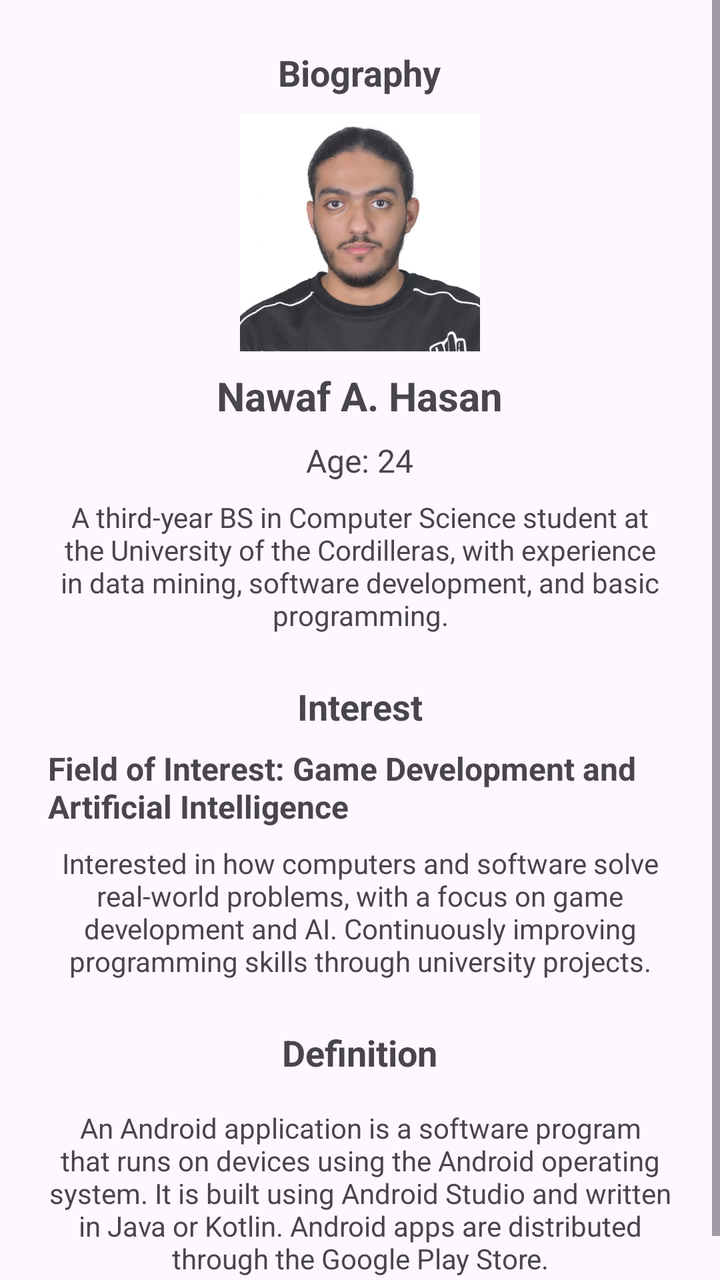
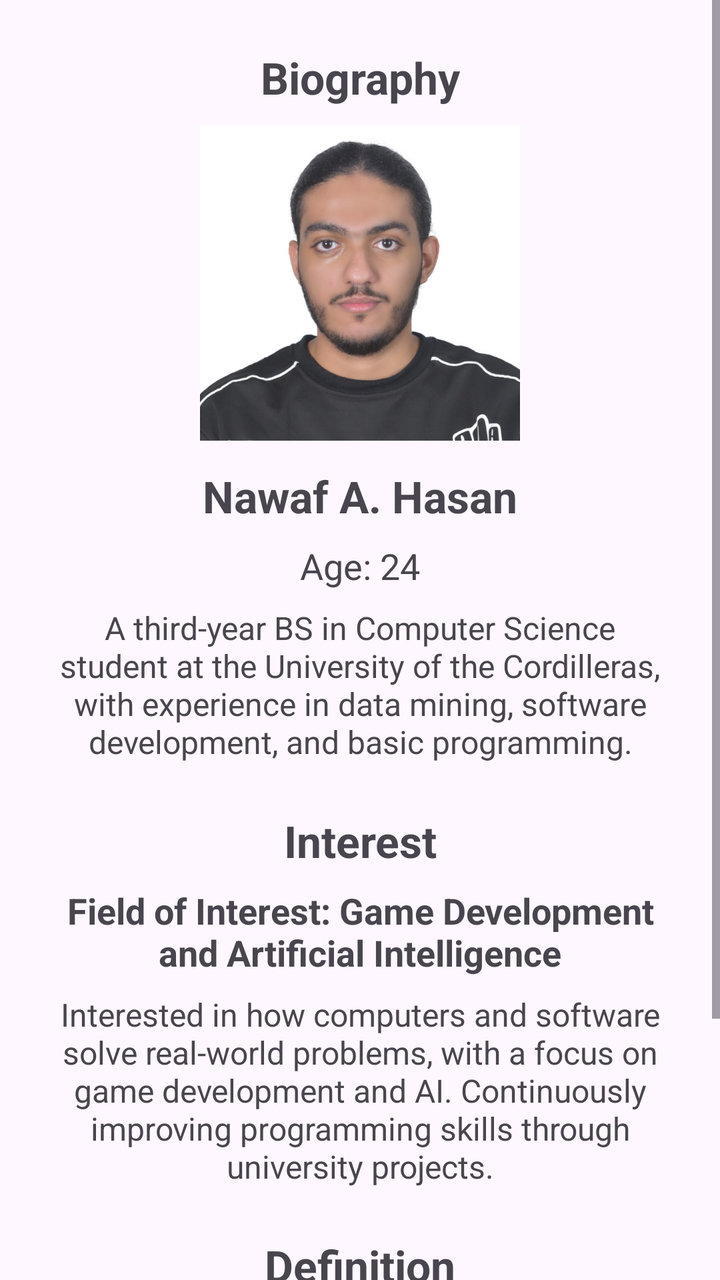

Before-and-after screenshots of an Android layout around one commit, followed by the original layout XML and the change that was made.
<!-- AndroidManifest.xml: application theme Theme.AndroidStudioActivity -->
<!-- res/layout/member_nawaf.xml -->
<?xml version="1.0" encoding="utf-8"?>
<ScrollView xmlns:android="http://schemas.android.com/apk/res/android"
    android:layout_width="match_parent"
    android:layout_height="match_parent">

    <LinearLayout
        android:layout_width="match_parent"
        android:layout_height="wrap_content"
        android:orientation="vertical"
        android:gravity="center"
        android:padding="24dp">

        <TextView
            android:layout_width="wrap_content"
            android:layout_height="wrap_content"
            android:text="Biography"
            android:textSize="18sp"
            android:textStyle="bold"
            android:layout_marginBottom="8dp"/>

        <ImageView
            android:layout_width="120dp"
            android:layout_height="120dp"
            android:src="@drawable/profile_nawaf"
            android:layout_marginBottom="8dp"
            android:contentDescription="Profile Picture"/>

        <TextView
            android:layout_width="wrap_content"
            android:layout_height="wrap_content"
            android:text="Nawaf A. Hasan"
            android:textSize="20sp"
            android:textStyle="bold"/>

        <TextView
            android:layout_width="wrap_content"
            android:layout_height="wrap_content"
            android:text="Age: 24"
            android:textSize="16sp"
            android:layout_marginTop="8dp"/>

        <TextView
            android:layout_width="wrap_content"
            android:layout_height="wrap_content"
            android:text="A third-year BS in Computer Science student at the University of the Cordilleras, with experience in data mining, software development, and basic programming."
            android:textSize="14sp"
            android:gravity="center"
            android:layout_marginTop="8dp"/>

        <TextView
            android:layout_width="wrap_content"
            android:layout_height="wrap_content"
            android:text="Interest"
            android:textSize="18sp"
            android:textStyle="bold"
            android:layout_marginTop="24dp"
            android:layout_marginBottom="8dp"/>

        <TextView
            android:layout_width="wrap_content"
            android:layout_height="wrap_content"
            android:text="Field of Interest: Game Development and Artificial Intelligence"
            android:textSize="16sp"
            android:textStyle="bold"/>

        <TextView
            android:layout_width="wrap_content"
            android:layout_height="wrap_content"
            android:text="Interested in how computers and software solve real-world problems, with a focus on game development and AI. Continuously improving programming skills through university projects."
            android:textSize="14sp"
            android:gravity="center"
            android:layout_marginTop="8dp"/>

        <TextView
            android:layout_width="wrap_content"
            android:layout_height="wrap_content"
            android:text="Definition"
            android:textSize="18sp"
            android:textStyle="bold"
            android:layout_marginTop="24dp"
            android:layout_marginBottom="8dp"/>

        <TextView
            android:layout_width="wrap_content"
            android:layout_height="wrap_content"
            android:text="An Android application is a software program that runs on devices using the Android operating system. It is built using Android Studio and written in Java or Kotlin. Android apps are distributed through the Google Play Store."
            android:textSize="14sp"
            android:gravity="center"
            android:layout_marginTop="8dp"/>

    </LinearLayout>
</ScrollView>
<!-- resources referenced by this layout -->
<resources>
  <!-- drawable profile_nawaf: jpeg bitmap (drawable, 632117 bytes) -->
  <style name="Theme.AndroidStudioActivity" parent="Base.Theme.AndroidStudioActivity" />
  <style name="Base.Theme.AndroidStudioActivity" parent="Theme.Material3.DayNight.NoActionBar">
          
          
      </style>
</resources>

<!-- the commit's change to res/layout/member_nawaf.xml (unified diff, before → after) -->
@@ -11,80 +11,86 @@
         android:padding="24dp">
 
         <TextView
-            android:layout_width="wrap_content"
+            android:layout_width="match_parent"
             android:layout_height="wrap_content"
             android:text="Biography"
-            android:textSize="18sp"
+            android:textSize="22sp"
             android:textStyle="bold"
+            android:gravity="center"
             android:layout_marginBottom="8dp"/>
 
         <ImageView
-            android:layout_width="120dp"
-            android:layout_height="120dp"
+            android:layout_width="160dp"
+            android:layout_height="160dp"
             android:src="@drawable/profile_nawaf"
-            android:layout_marginBottom="8dp"
+            android:layout_marginBottom="12dp"
             android:contentDescription="Profile Picture"/>
 
         <TextView
-            android:layout_width="wrap_content"
+            android:layout_width="match_parent"
             android:layout_height="wrap_content"
             android:text="Nawaf A. Hasan"
-            android:textSize="20sp"
-            android:textStyle="bold"/>
+            android:textSize="22sp"
+            android:textStyle="bold"
+            android:gravity="center"/>
 
         <TextView
-            android:layout_width="wrap_content"
+            android:layout_width="match_parent"
             android:layout_height="wrap_content"
             android:text="Age: 24"
-            android:textSize="16sp"
-            android:layout_marginTop="8dp"/>
-
-        <TextView
-            android:layout_width="wrap_content"
-            android:layout_height="wrap_content"
-            android:text="A third-year BS in Computer Science student at the University of the Cordilleras, with experience in data mining, software development, and basic programming."
-            android:textSize="14sp"
+            android:textSize="18sp"
             android:gravity="center"
             android:layout_marginTop="8dp"/>
 
         <TextView
-            android:layout_width="wrap_content"
+            android:layout_width="match_parent"
+            android:layout_height="wrap_content"
+            android:text="A third-year BS in Computer Science student at the University of the Cordilleras, with experience in data mining, software development, and basic programming."
+            android:textSize="16sp"
+            android:gravity="center"
+            android:layout_marginTop="8dp"/>
+
+        <TextView
+            android:layout_width="match_parent"
             android:layout_height="wrap_content"
             android:text="Interest"
-            android:textSize="18sp"
+            android:textSize="22sp"
             android:textStyle="bold"
+            android:gravity="center"
             android:layout_marginTop="24dp"
             android:layout_marginBottom="8dp"/>
 
         <TextView
-            android:layout_width="wrap_content"
+            android:layout_width="match_parent"
             android:layout_height="wrap_content"
             android:text="Field of Interest: Game Development and Artificial Intelligence"
-            android:textSize="16sp"
-            android:textStyle="bold"/>
+            android:textSize="18sp"
+            android:textStyle="bold"
+            android:gravity="center"/>
 
         <TextView
-            android:layout_width="wrap_content"
+            android:layout_width="match_parent"
             android:layout_height="wrap_content"
             android:text="Interested in how computers and software solve real-world problems, with a focus on game development and AI. Continuously improving programming skills through university projects."
-            android:textSize="14sp"
+            android:textSize="16sp"
             android:gravity="center"
             android:layout_marginTop="8dp"/>
 
         <TextView
-            android:layout_width="wrap_content"
+            android:layout_width="match_parent"
             android:layout_height="wrap_content"
             android:text="Definition"
-            android:textSize="18sp"
+            android:textSize="22sp"
             android:textStyle="bold"
+            android:gravity="center"
             android:layout_marginTop="24dp"
             android:layout_marginBottom="8dp"/>
 
         <TextView
-            android:layout_width="wrap_content"
+            android:layout_width="match_parent"
             android:layout_height="wrap_content"
             android:text="An Android application is a software program that runs on devices using the Android operating system. It is built using Android Studio and written in Java or Kotlin. Android apps are distributed through the Google Play Store."
-            android:textSize="14sp"
+            android:textSize="16sp"
             android:gravity="center"
             android:layout_marginTop="8dp"/>
 
